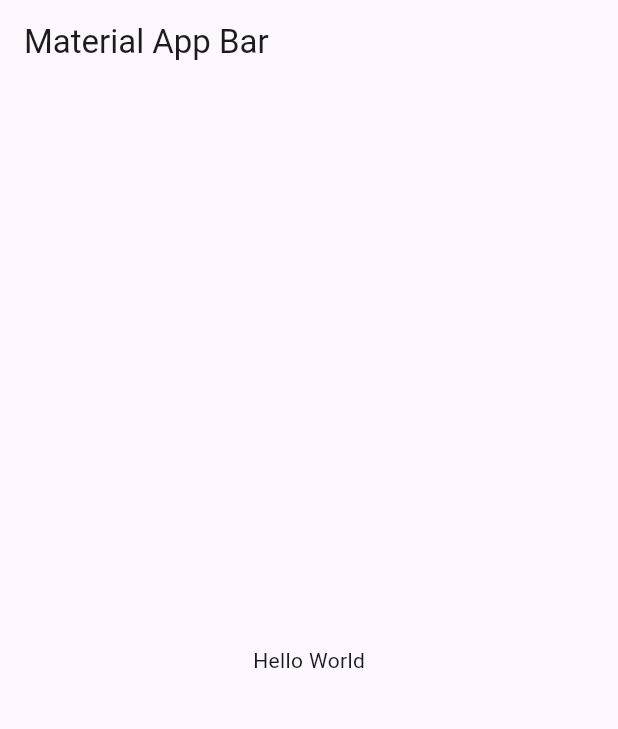
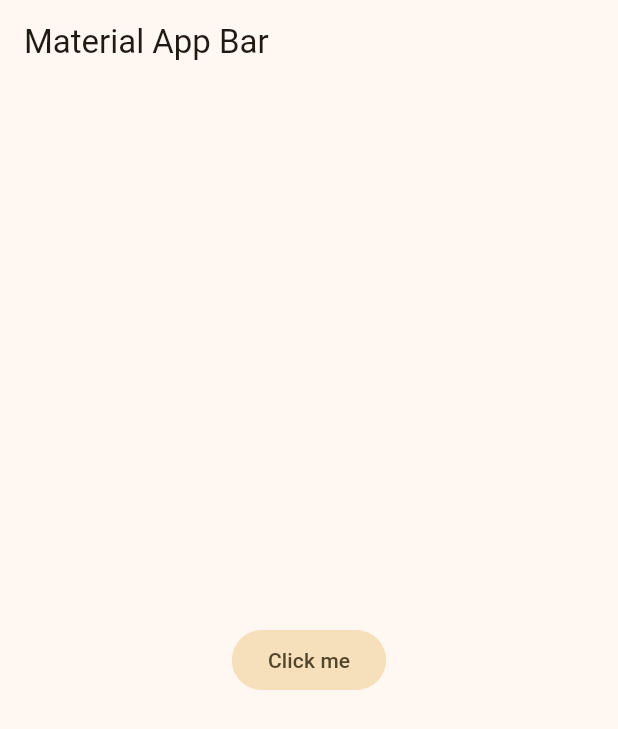
Before and after one commit to NiLord/curso-flutter, a Flutter app: the screen it shows after launch, on a phone screen of 412 x 824 dp. Shown: the top 729 px of the screen. Run offline on Flutter 3.47's test engine with Material 3 defaults, Android fonts, the phone set to English and light mode, and no system bars.

Commit message:
68 - Estilos globales para aplicacion

```diff
--- /dev/null
+++ b/yes_no_app/lib/config/theme/app_theme.dart
@@ -0,0 +1,27 @@
+import 'package:flutter/material.dart';
+
+const Color _customColor = Colors.indigo;
+
+const List<Color> _colorsThemes = [
+  _customColor,
+  Colors.red,
+  Colors.green,
+  Colors.blue,
+  Colors.pink,
+  Colors.amber,
+  Colors.orange
+];
+
+class AppTheme {
+  final int selectedColor;
+
+  AppTheme({this.selectedColor = 0})
+      : assert(selectedColor >= 0 && selectedColor < _colorsThemes.length,
+            'Colors must be between 0 and ${_colorsThemes.length - 1}');
+
+  ThemeData theme() {
+    return ThemeData(
+      colorSchemeSeed: _colorsThemes[selectedColor]
+    );
+  }
+}
--- a/yes_no_app/lib/main.dart
+++ b/yes_no_app/lib/main.dart
@@ -1,4 +1,5 @@
 import 'package:flutter/material.dart';
+import 'package:yes_no_app/config/theme/app_theme.dart';
 
 void main() => runApp(const MyApp());
 
@@ -9,14 +10,17 @@ class MyApp extends StatelessWidget {
   Widget build(BuildContext context) {
     return MaterialApp(
       debugShowCheckedModeBanner: false,
+      theme: AppTheme(selectedColor: 5).theme(),
       title: 'Yes No App',
       home: Scaffold(
         appBar: AppBar(
           title: const Text('Material App Bar'),
         ),
-        body: const Center(
-          child: Text('Hello World'),
-        ),
+        body: Center(
+            child: FilledButton.tonal(
+          onPressed: () {},
+          child: const Text("Click me"),
+        )),
       ),
     );
   }
```
